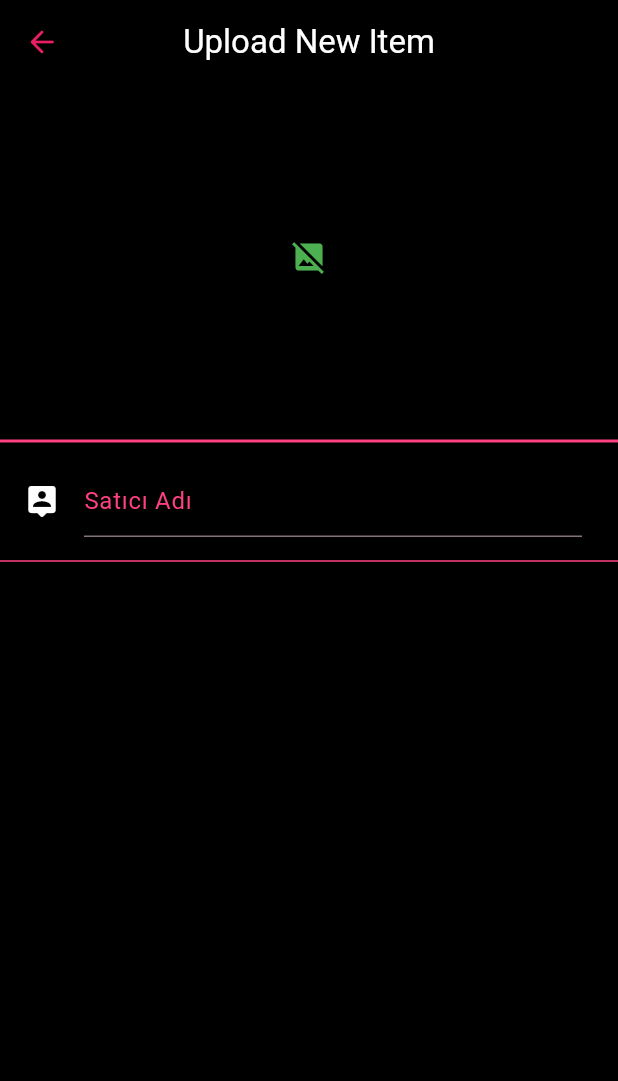
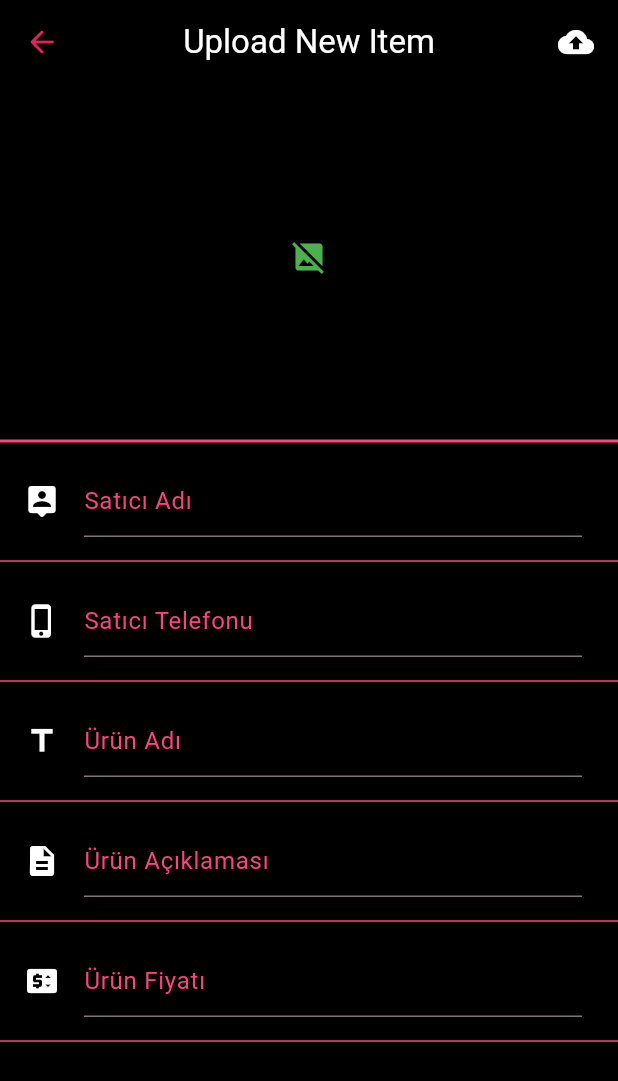
Before and after one commit to beyzacebiturk/virtual_shopping_app, a Flutter app: the ItemsUploadScreen screen opened directly, on a phone screen of 412 x 824 dp. Shown: the top 1081 px of the screen. Run offline on Flutter 3.47's test engine with Material 2 defaults, Android fonts, the light colour scheme and no system bars.

Commit message:
satıcı ve ürün bilgileri için buton ve alanlar eklendi

```diff
--- a/lib/items_upload_screen.dart
+++ b/lib/items_upload_screen.dart
@@ -15,8 +15,8 @@ class _ItemsUploadScreenState extends State<ItemsUploadScreen>
   TextEditingController sellerNameTextEditingController=TextEditingController();
   TextEditingController sellerPhoneTextEditingController=TextEditingController();
   TextEditingController itemNameTextEditingController=TextEditingController();
-  TextEditingController sellerDescriptionTextEditingController=TextEditingController();
-  TextEditingController sellerPriceTextEditingController=TextEditingController();
+  TextEditingController itemDescriptionTextEditingController=TextEditingController();
+  TextEditingController itemPriceTextEditingController=TextEditingController();
 
 
   bool  isUploading= false;
@@ -51,6 +51,24 @@ class _ItemsUploadScreenState extends State<ItemsUploadScreen>
             color: Colors.pink,
           ),
         ),
+        actions: [
+          Padding(
+            padding: const EdgeInsets.all(4.0),
+            child: IconButton(
+                onPressed:()
+                    {
+
+                    },
+                icon: const Icon(
+                Icons.cloud_upload,
+                color: Colors.white,
+    )
+
+
+            ),
+          ),
+
+        ],
       ),
       body: ListView(
         children: [
@@ -99,7 +117,103 @@ class _ItemsUploadScreenState extends State<ItemsUploadScreen>
           const Divider(
             color: Colors.pinkAccent,
             thickness: 1,
-          )
+          ),
+
+
+          //satıcı telefonu
+          ListTile (
+            leading: const Icon(
+              Icons.phone_iphone_rounded,
+              color: Colors.white,
+            ),
+            title:SizedBox(
+              width: 250,
+              child: TextField(
+                style: const TextStyle(color: Colors.pinkAccent),
+                controller: sellerPhoneTextEditingController,
+                decoration: const InputDecoration(
+                    hintText: "Satıcı Telefonu",
+                    hintStyle:  TextStyle(color: Colors.pinkAccent)
+                ),
+              ),
+            ) ,
+          ),
+          const Divider(
+            color: Colors.pinkAccent,
+            thickness: 1,
+          ),
+
+
+          //ürün adı
+          ListTile (
+            leading: const Icon(
+              Icons.title,
+              color: Colors.white,
+            ),
+            title:SizedBox(
+              width: 250,
+              child: TextField(
+                style: const TextStyle(color: Colors.pinkAccent),
+                controller: itemNameTextEditingController,
+                decoration: const InputDecoration(
+                    hintText: "Ürün Adı",
+                    hintStyle:  TextStyle(color: Colors.pinkAccent)
+                ),
+              ),
+            ) ,
+          ),
+          const Divider(
+            color: Colors.pinkAccent,
+            thickness: 1,
+          ),
+
+
+          //ürün açıklaması
+          ListTile (
+            leading: const Icon(
+              Icons.description,
+              color: Colors.white,
+            ),
+            title:SizedBox(
+              width: 250,
+              child: TextField(
+                style: const TextStyle(color: Colors.pinkAccent),
+                controller: itemDescriptionTextEditingController,
+                decoration: const InputDecoration(
+                    hintText: "Ürün Açıklaması",
+                    hintStyle:  TextStyle(color: Colors.pinkAccent)
+                ),
+              ),
+            ) ,
+          ),
+          const Divider(
+            color: Colors.pinkAccent,
+            thickness: 1,
+          ),
+
+
+          //ürün fiyatı
+          ListTile (
+            leading: const Icon(
+              Icons.price_change,
+              color: Colors.white,
+            ),
+            title:SizedBox(
+              width: 250,
+              child: TextField(
+                style: const TextStyle(color: Colors.pinkAccent),
+                controller: itemPriceTextEditingController,
+                decoration: const InputDecoration(
+                    hintText: "Ürün Fiyatı",
+                    hintStyle:  TextStyle(color: Colors.pinkAccent)
+                ),
+              ),
+            ) ,
+          ),
+          const Divider(
+            color: Colors.pinkAccent,
+            thickness: 1,
+          ),
 
 
 
@@ -108,6 +222,11 @@ class _ItemsUploadScreenState extends State<ItemsUploadScreen>
     );
 
   }
+
+  //default screen
+
+
+
   @override
   Widget build(BuildContext context)
   {
```
